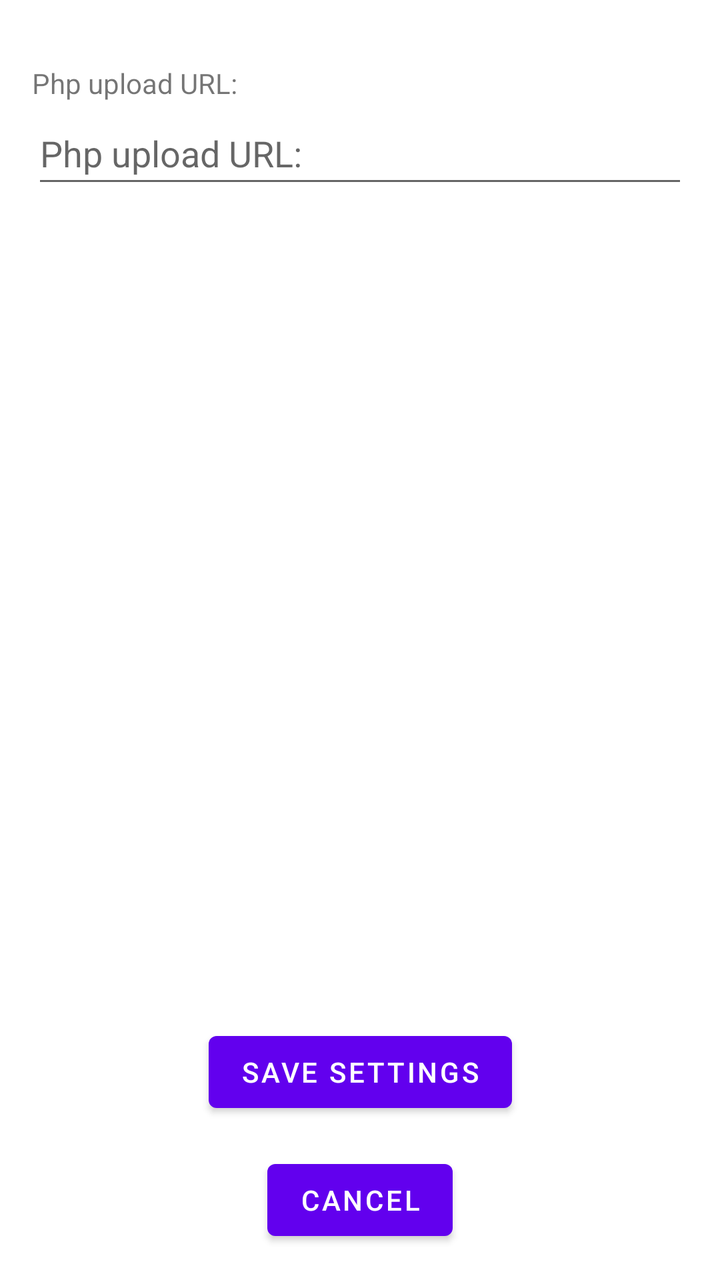
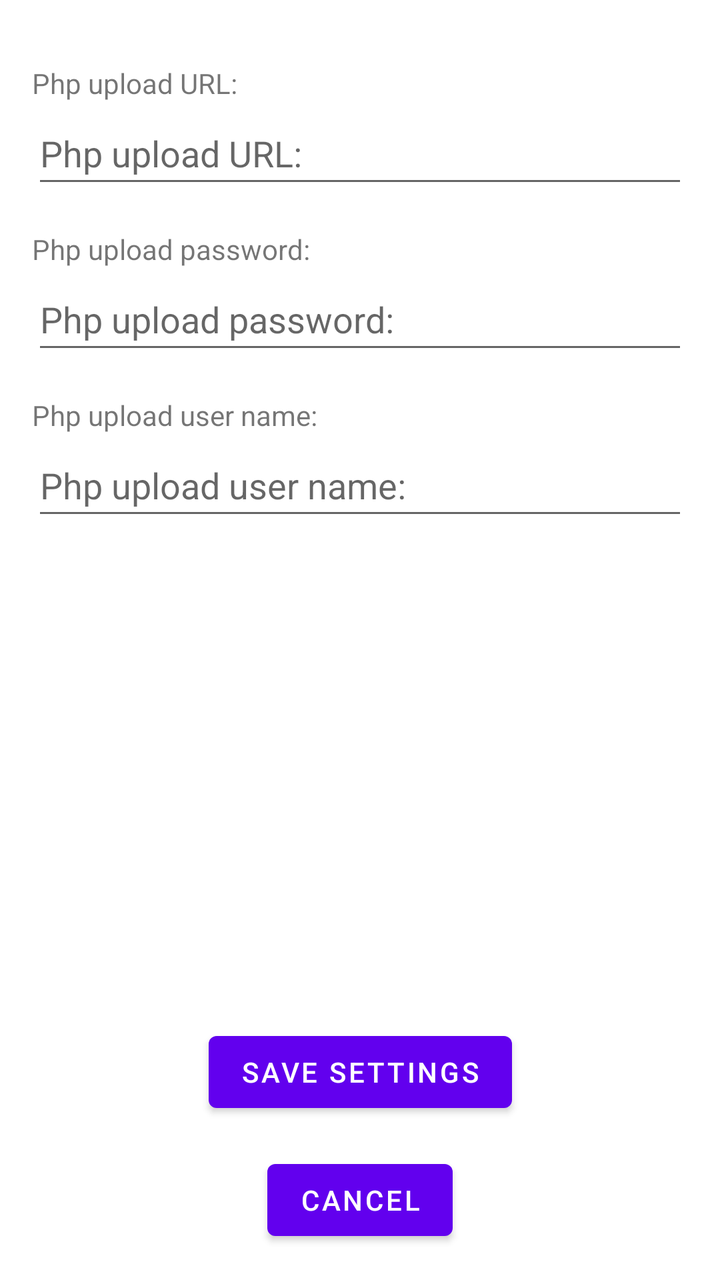

Before-and-after screenshots of an Android layout around one commit, followed by the original layout XML and the change that was made.
<!-- AndroidManifest.xml: application theme Theme.Kanaloa -->
<!-- res/layout/activity_php_upload_settings.xml -->
<?xml version="1.0" encoding="utf-8"?>
<androidx.constraintlayout.widget.ConstraintLayout xmlns:android="http://schemas.android.com/apk/res/android"
    xmlns:app="http://schemas.android.com/apk/res-auto"
    xmlns:tools="http://schemas.android.com/tools"
    android:id="@+id/main"
    android:layout_width="match_parent"
    android:layout_height="match_parent"
    tools:context=".ui.settings.JoomlaSettingsActivity">

    <ScrollView
        android:layout_width="match_parent"
        android:layout_height="0dp"
        app:layout_constraintBottom_toTopOf="@+id/btnSave"
        app:layout_constraintEnd_toEndOf="parent"
        app:layout_constraintStart_toStartOf="parent"
        app:layout_constraintTop_toTopOf="parent">

        <androidx.constraintlayout.widget.ConstraintLayout
            android:layout_width="match_parent"
            android:layout_height="wrap_content"
            android:padding="16dp">

            <TextView
                android:id="@+id/tvPhpUploadUrl"
                android:layout_width="wrap_content"
                android:layout_height="wrap_content"
                android:layout_marginTop="16dp"
                android:text="@string/php_upload_url"
                app:layout_constraintStart_toStartOf="parent"
                app:layout_constraintTop_toTopOf="parent" />

            <EditText
                android:id="@+id/etPhpUploadUrl"
                android:layout_width="match_parent"
                android:layout_height="wrap_content"
                android:autofillHints=""
                android:hint="@string/php_upload_url"
                android:minHeight="48dp"
                app:layout_constraintStart_toStartOf="parent"
                app:layout_constraintTop_toBottomOf="@id/tvPhpUploadUrl" />
        </androidx.constraintlayout.widget.ConstraintLayout>
    </ScrollView>

    <Button
        android:id="@+id/btnSave"
        android:layout_width="wrap_content"
        android:layout_height="wrap_content"
        android:layout_marginBottom="16dp"
        android:text="@string/saveSettings"
        app:layout_constraintBottom_toTopOf="@+id/btnCancel"
        app:layout_constraintEnd_toEndOf="parent"
        app:layout_constraintStart_toStartOf="parent" />

    <Button
        android:id="@+id/btnCancel"
        android:layout_width="wrap_content"
        android:layout_height="wrap_content"
        android:layout_marginBottom="16dp"
        android:text="@string/cancel"
        app:layout_constraintBottom_toBottomOf="parent"
        app:layout_constraintEnd_toEndOf="parent"
        app:layout_constraintStart_toStartOf="parent" />

</androidx.constraintlayout.widget.ConstraintLayout>
<!-- resources referenced by this layout -->
<resources>
  <string name="cancel">Cancel</string>
  <string name="php_upload_url">Php upload URL:</string>
  <string name="saveSettings">Save settings</string>
  <style name="Theme.Kanaloa" parent="Theme.MaterialComponents.DayNight.DarkActionBar">
          
          <item name="colorPrimary">@color/purple_500</item>
          <item name="colorPrimaryVariant">@color/purple_700</item>
          <item name="colorOnPrimary">@color/white</item>
          
          <item name="colorSecondary">@color/teal_200</item>
          <item name="colorSecondaryVariant">@color/teal_700</item>
          <item name="colorOnSecondary">@color/black</item>
          
          <item name="android:statusBarColor">?attr/colorPrimaryVariant</item>
          
      </style>
  <color name="purple_500">#FF6200EE</color>
  <color name="purple_700">#FF3700B3</color>
  <color name="white">#FFFFFFFF</color>
  <color name="teal_200">#FF03DAC5</color>
  <color name="teal_700">#FF018786</color>
  <color name="black">#FF000000</color>
</resources>

<!-- the commit's change to res/layout/activity_php_upload_settings.xml (unified diff, before → after) -->
@@ -38,6 +38,45 @@
                 android:minHeight="48dp"
                 app:layout_constraintStart_toStartOf="parent"
                 app:layout_constraintTop_toBottomOf="@id/tvPhpUploadUrl" />
+
+            <TextView
+                android:id="@+id/tvPhpUploadPass"
+                android:layout_width="wrap_content"
+                android:layout_height="wrap_content"
+                android:layout_marginTop="16dp"
+                android:text="@string/php_upload_pass"
+                app:layout_constraintStart_toStartOf="parent"
+                app:layout_constraintTop_toBottomOf="@id/etPhpUploadUrl" />
+
+            <EditText
+                android:id="@+id/etPhpUploadPass"
+                android:layout_width="match_parent"
+                android:layout_height="wrap_content"
+                android:autofillHints=""
+                android:hint="@string/php_upload_pass"
+                android:minHeight="48dp"
+                app:layout_constraintStart_toStartOf="parent"
+                app:layout_constraintTop_toBottomOf="@id/tvPhpUploadPass" />
+
+            <TextView
+                android:id="@+id/tvPhpUploadUserName"
+                android:layout_width="wrap_content"
+                android:layout_height="wrap_content"
+                android:layout_marginTop="16dp"
+                android:text="@string/php_upload_user_name"
+                app:layout_constraintStart_toStartOf="parent"
+                app:layout_constraintTop_toBottomOf="@id/etPhpUploadPass" />
+
+            <EditText
+                android:id="@+id/etPhpUploadUserName"
+                android:layout_width="match_parent"
+                android:layout_height="wrap_content"
+                android:autofillHints=""
+                android:hint="@string/php_upload_user_name"
+                android:minHeight="48dp"
+                app:layout_constraintStart_toStartOf="parent"
+                app:layout_constraintTop_toBottomOf="@id/tvPhpUploadUserName" />
+
         </androidx.constraintlayout.widget.ConstraintLayout>
     </ScrollView>
 
<!-- resource entries referenced after the edit -->
@@ -1,7 +1,9 @@
 <!-- resources referenced by this layout -->
 <resources>
   <string name="cancel">Cancel</string>
+  <string name="php_upload_pass">Php upload password:</string>
   <string name="php_upload_url">Php upload URL:</string>
+  <string name="php_upload_user_name">Php upload user name:</string>
   <string name="saveSettings">Save settings</string>
   <style name="Theme.Kanaloa" parent="Theme.MaterialComponents.DayNight.DarkActionBar">
           
